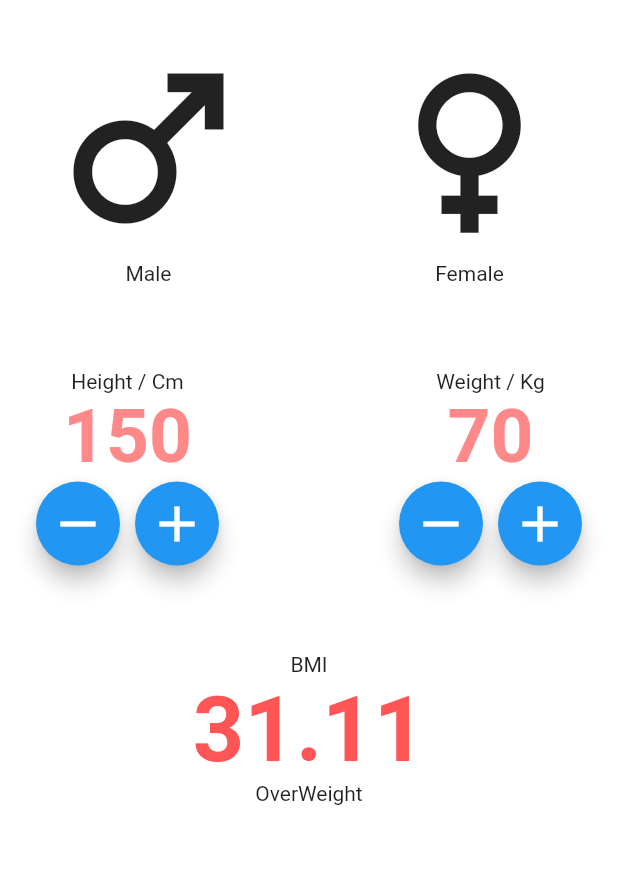
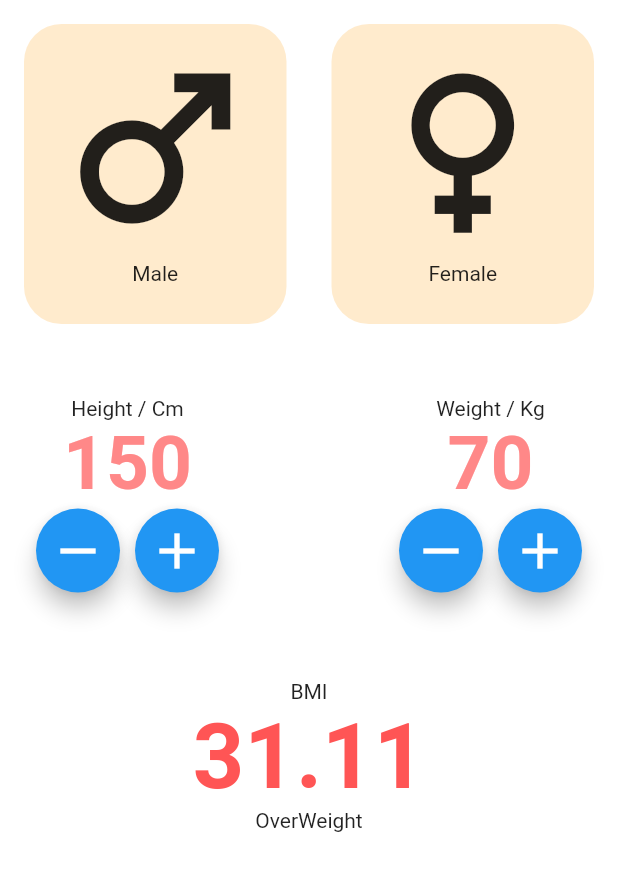
Before and after one commit to Binuraowin/flutter-basics, a Flutter app: the screen it shows after launch, on a phone screen of 412 x 824 dp. Shown: the top 871 px of the screen. Run offline on Flutter 3.47's test engine with Material 2 defaults, Android fonts, the phone set to English and light mode, and no system bars.

Commit message:
clickable tiles done

```diff
--- a/flutter_basics/lib/main_page.dart
+++ b/flutter_basics/lib/main_page.dart
@@ -12,6 +12,7 @@ class _MainPageState extends State<MainPage> {
   int height = 150;
   int weight = 70;
   late double bmi = calculateBMI(height: height, weight: weight);
+  String gender = "";
   @override
   Widget build(BuildContext context) {
     return Scaffold(
@@ -23,7 +24,21 @@ class _MainPageState extends State<MainPage> {
             children: [
               Row(
                 children: [
-                  Padding(
+                  GestureDetector(
+                    onTap: () {
+                      setState(() {
+                        gender = "M";
+                      });
+                    },
+                    child: Container(
+                      height: 200,
+                      width: 175,
+                      decoration: BoxDecoration(
+                        color: gender == "M"
+                            ? Colors.orange.withAlpha(150)
+                            : Colors.orange.withAlpha(50),
+                        borderRadius: BorderRadius.circular(25),
+                      ),
                       padding: const EdgeInsets.all(8.0),
                       child: Column(
                         children: const [
@@ -35,8 +50,23 @@ class _MainPageState extends State<MainPage> {
                         ],
                       ),
                     ),
+                  ),
                   const Spacer(),
-                  Padding(
+                  GestureDetector(
+                    onTap: () {
+                      setState(() {
+                        gender = "F";
+                      });
+                    },
+                    child: Container(
+                      height: 200,
+                      width: 175,
+                      decoration: BoxDecoration(
+                        color: gender == "F"
+                            ? Colors.orange.withAlpha(150)
+                            : Colors.orange.withAlpha(50),
+                        borderRadius: BorderRadius.circular(25),
+                      ),
                       padding: const EdgeInsets.all(8.0),
                       child: Column(
                         children: const [
@@ -46,6 +76,7 @@ class _MainPageState extends State<MainPage> {
                           ),
                           Text("Female"),
                         ],
+                      ),
                     ),
                   ),
                 ],
```
Lines whose indentation alone changed are shown as unchanged.
